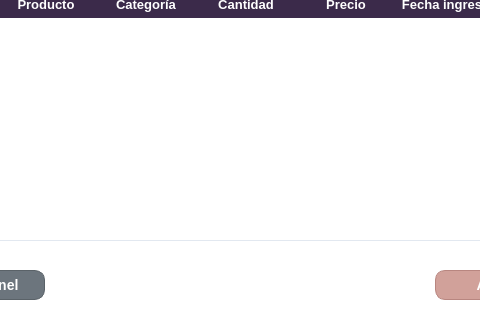
The window that gui/inventario.ui (UTN-BDA-2026/repositorio-grupo-BCCG) describes before a commit, drawn with Qt 5; both pictures show x 135 to 615 and y 180 to 500 of the 752 by 500 pixel window.
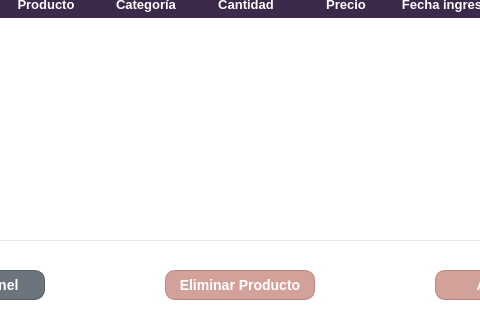
The same window after the commit.

Commit message: agregue la funcion eliminar a la tabla de inventario

The edit to the form file:
```diff
--- a/gui/inventario.ui
+++ b/gui/inventario.ui
@@ -309,6 +309,37 @@
     <string>LISTA DE PRODUCTOS:</string>
    </property>
   </widget>
+  <widget class="QPushButton" name="btnEliminar">
+   <property name="geometry">
+    <rect>
+     <x>300</x>
+     <y>450</y>
+     <width>150</width>
+     <height>30</height>
+    </rect>
+   </property>
+   <property name="styleSheet">
+    <string notr="true">QPushButton {
+    background-color: #D1A19A;
+    color: white;
+    border-radius: 10px;
+    font-weight: bold;
+    font-size: 14px;
+    border: 1px solid #B88680;
+}
+
+QPushButton:hover {
+    background-color: #C29089;
+}
+
+QPushButton:pressed {
+    background-color: #B3817A; 
+}</string>
+   </property>
+   <property name="text">
+    <string>Eliminar Producto</string>
+   </property>
+  </widget>
  </widget>
  <resources/>
  <connections/>
```
The commit also changes 1 other file.
